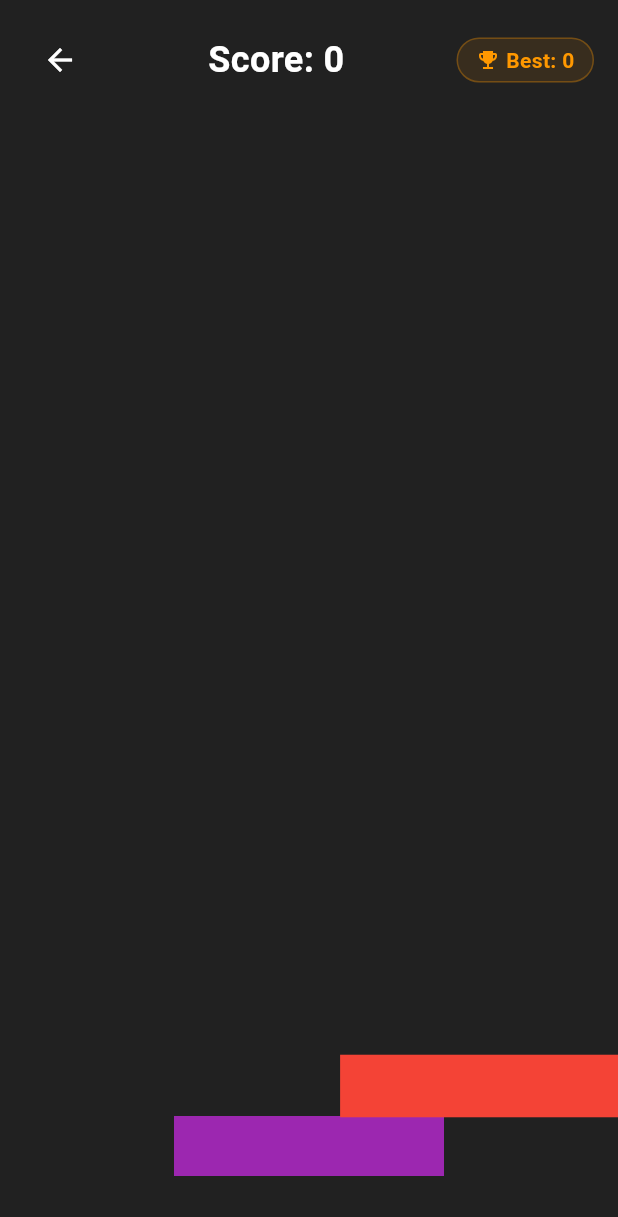
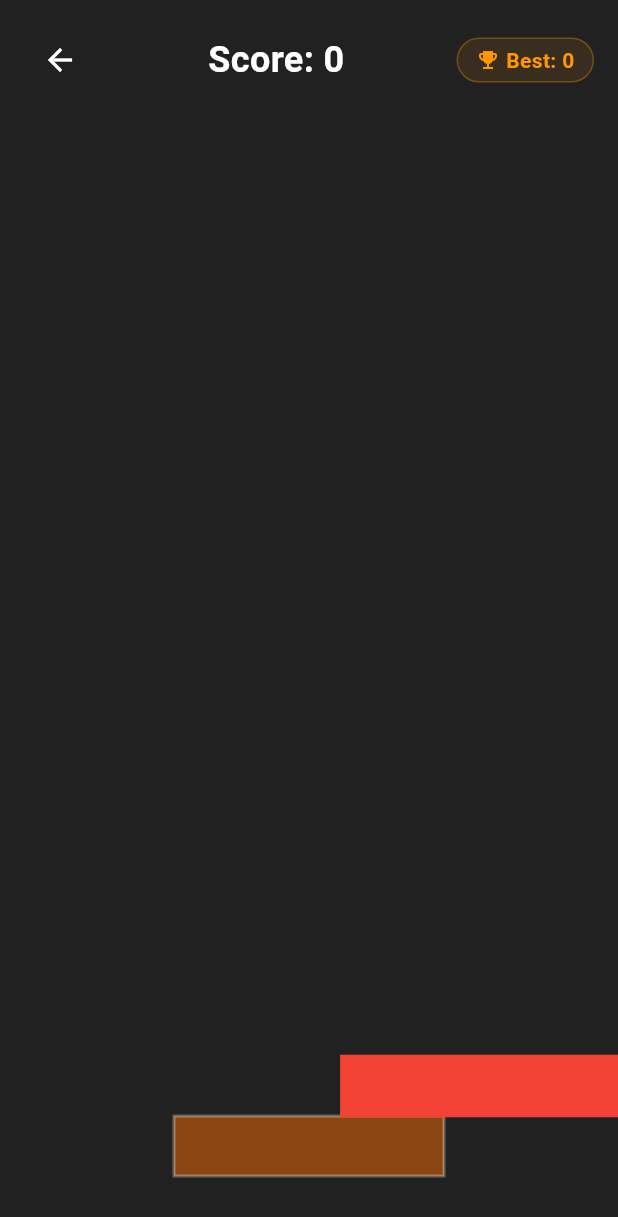
Before and after one commit to AbdennourAb/block-tower, a Flutter app: the screen it shows after launch, after a tap on "Start Game", on a phone screen of 412 x 824 dp. Shown: the top 1217 px of the screen. Run offline on Flutter 3.47's test engine with Material 3 defaults, Android fonts, the phone set to English and light mode, and no system bars.

Commit message:
UI improvements: earthy foundation block and better home screen spacing

```diff
--- a/lib/main.dart
+++ b/lib/main.dart
@@ -90,9 +90,9 @@ class GameState {
   // Game constants
   static const double blockHeight = 40.0;
   static const double startingWidth = 180.0;
-  static const Color foundationColor = Colors.purple;
+  static const Color foundationColor = Color(0xFF8B4513); // Earthy brown foundation
   static const double minBlockWidth = 1.0; // Minimum width before game over
-  static const int cameraActivationLevel = 9; // Level at which camera starts moving
+  static const int cameraActivationLevel = 12; // Level at which camera starts moving
 
   // Color palette for blocks (10 colors as per brief)
   static const List<Color> blockColors = [
@@ -182,6 +182,17 @@ class GamePainter extends CustomPainter {
 
     canvas.drawRect(rect, paint);
 
+    // Special styling for foundation block (level 0) to make it unique
+    if (block.level == 0) {
+      // Add a subtle border pattern to distinguish foundation block
+      final borderPaint = Paint()
+        ..color = Colors.white.withOpacity(0.3)
+        ..style = PaintingStyle.stroke
+        ..strokeWidth = 2;
+
+      canvas.drawRect(rect, borderPaint);
+    }
+
     // Level text removed for cleaner look
   }
 
@@ -236,7 +247,7 @@ class HomeScreen extends StatelessWidget {
                   fontWeight: FontWeight.bold,
                 ),
               ),
-              const SizedBox(height: 20),
+              const SizedBox(height: 8),
 
               // Subtitle
               Text(
@@ -460,14 +471,14 @@ class _GameScreenState extends State<GameScreen> with TickerProviderStateMixin {
     final newScore = math.max(0, newLevel - 1);
     final newBestScore = newScore > gameState.bestScore ? newScore : gameState.bestScore;
 
-    // Calculate camera offset for levels 9+ (as per game brief)
+    // Calculate camera offset for levels 12+ (allow more height before transition)
     double newCameraOffset = gameState.cameraOffsetY;
 
     if (newLevel >= GameState.cameraActivationLevel) {
-      // Move camera down by exactly one block height per level after level 8
+      // Move camera down by exactly one block height per level after level 11
       // Positive offset pushes rendering downward on screen
-      final levelsAboveEight = newLevel - (GameState.cameraActivationLevel - 1);
-      newCameraOffset = levelsAboveEight * GameState.blockHeight;
+      final levelsAboveEleven = newLevel - (GameState.cameraActivationLevel - 1);
+      newCameraOffset = levelsAboveEleven * GameState.blockHeight;
     }
 
     setState(() {
--- a/pubspec.yaml
+++ b/pubspec.yaml
@@ -1,5 +1,5 @@
 name: block_tower
-description: A physics-based block stacking game where precision placement determines survival.
+description: A Block stacking game where precision placement determines survival.
 publish_to: 'none'
 version: 1.0.0+1
 
```
Also changed, not shown: foreground_icon.svg (added), 5 other files.
